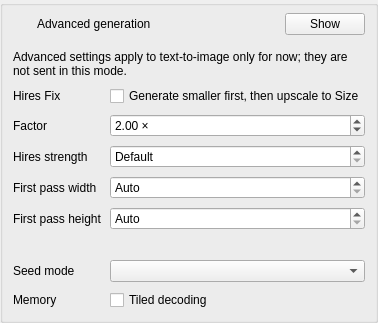
First picture: the form in src/dtflow/ui/forms/advanced_panel.ui, repository djebaz/dtflow, before the edit.
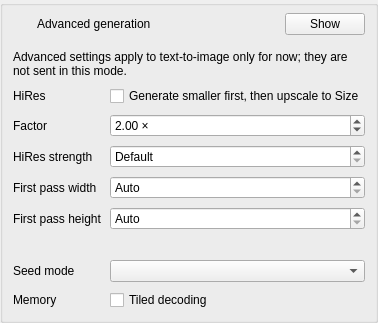
Second picture: the form after the edit.

```diff
--- a/src/dtflow/ui/forms/advanced_panel.ui
+++ b/src/dtflow/ui/forms/advanced_panel.ui
@@ -66,7 +66,7 @@
       </item>
       <item row="1" column="0">
        <widget class="QLabel" name="hiresFixLabel">
-        <property name="text"><string>Hires Fix</string></property>
+        <property name="text"><string>HiRes</string></property>
         <property name="textRole" stdset="0"><string>caption</string></property>
        </widget>
       </item>
@@ -98,7 +98,7 @@
       </item>
       <item row="3" column="0">
        <widget class="QLabel" name="hiresFixStrengthLabel">
-        <property name="text"><string>Hires strength</string></property>
+        <property name="text"><string>HiRes strength</string></property>
         <property name="textRole" stdset="0"><string>caption</string></property>
        </widget>
       </item>
```
Left out of the diff: 12 changed lines with no effect on the pictures.
